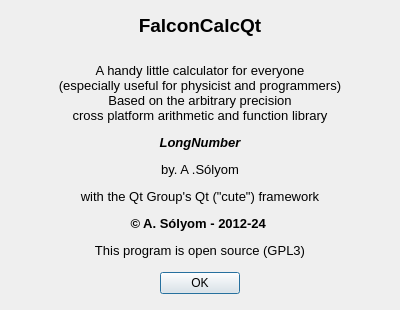
Above: FalconCalcQt/AboutDialog.ui from solyoma/FalconCalc before the change. Below: the same form after it.
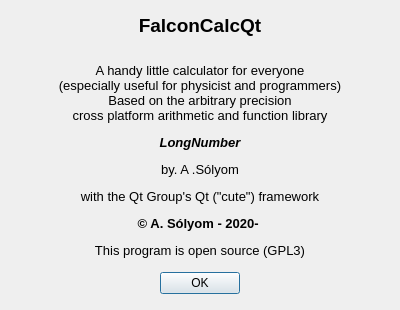
That is the form after the change.

```diff
--- a/FalconCalcQt/AboutDialog.ui
+++ b/FalconCalcQt/AboutDialog.ui
@@ -32,7 +32,7 @@
    <item>
     <widget class="QLabel" name="label_2">
      <property name="text">
-      <string>&lt;html&gt;&lt;head/&gt;&lt;body&gt;&lt;p align=&quot;center&quot;&gt;&lt;span style=&quot; font-size:14pt; font-weight:600;&quot;&gt;FalconCalcQt&lt;/span&gt;&lt;/p&gt;&lt;p align=&quot;center&quot;&gt;&lt;br/&gt;&lt;span style=&quot; font-size:10pt;&quot;&gt;A handy little calculator for everyone&lt;br/&gt;(especially useful for physicist and programmers)&lt;br/&gt;Based on the arbitrary precision&lt;br/&gt;cross platform arithmetic and function library&lt;/span&gt;&lt;/p&gt;&lt;p align=&quot;center&quot;&gt;&lt;span style=&quot; font-size:10pt; font-weight:600; font-style:italic;&quot;&gt;LongNumber&lt;/span&gt;&lt;/p&gt;&lt;p align=&quot;center&quot;&gt;&lt;span style=&quot; font-size:10pt;&quot;&gt;by. A .Sólyom&lt;/span&gt;&lt;/p&gt;&lt;p align=&quot;center&quot;&gt;&lt;span style=&quot; font-size:10pt;&quot;&gt;with the Qt Group's Qt (&amp;quot;cute&amp;quot;) framework&lt;/span&gt;&lt;/p&gt;&lt;p align=&quot;center&quot;&gt;&lt;span style=&quot; font-size:10pt; font-weight:600;&quot;&gt;© A. Sólyom - 2012-24 &lt;/span&gt;&lt;/p&gt;&lt;p align=&quot;center&quot;&gt;&lt;span style=&quot; font-size:10pt;&quot;&gt;This program is open source (GPL3)&lt;/span&gt;&lt;/p&gt;&lt;/body&gt;&lt;/html&gt;</string>
+      <string>&lt;html&gt;&lt;head/&gt;&lt;body&gt;&lt;p align=&quot;center&quot;&gt;&lt;span style=&quot; font-size:14pt; font-weight:600;&quot;&gt;FalconCalcQt&lt;/span&gt;&lt;/p&gt;&lt;p align=&quot;center&quot;&gt;&lt;br/&gt;&lt;span style=&quot; font-size:10pt;&quot;&gt;A handy little calculator for everyone&lt;br/&gt;(especially useful for physicist and programmers)&lt;br/&gt;Based on the arbitrary precision&lt;br/&gt;cross platform arithmetic and function library&lt;/span&gt;&lt;/p&gt;&lt;p align=&quot;center&quot;&gt;&lt;span style=&quot; font-size:10pt; font-weight:600; font-style:italic;&quot;&gt;LongNumber&lt;/span&gt;&lt;/p&gt;&lt;p align=&quot;center&quot;&gt;&lt;span style=&quot; font-size:10pt;&quot;&gt;by. A .Sólyom&lt;/span&gt;&lt;/p&gt;&lt;p align=&quot;center&quot;&gt;&lt;span style=&quot; font-size:10pt;&quot;&gt;with the Qt Group's Qt (&amp;quot;cute&amp;quot;) framework&lt;/span&gt;&lt;/p&gt;&lt;p align=&quot;center&quot;&gt;&lt;span style=&quot; font-size:10pt; font-weight:600;&quot;&gt;© A. Sólyom - 2020- &lt;/span&gt;&lt;/p&gt;&lt;p align=&quot;center&quot;&gt;&lt;span style=&quot; font-size:10pt;&quot;&gt;This program is open source (GPL3)&lt;/span&gt;&lt;/p&gt;&lt;/body&gt;&lt;/html&gt;</string>
      </property>
      <property name="alignment">
       <set>Qt::AlignCenter</set>
```
